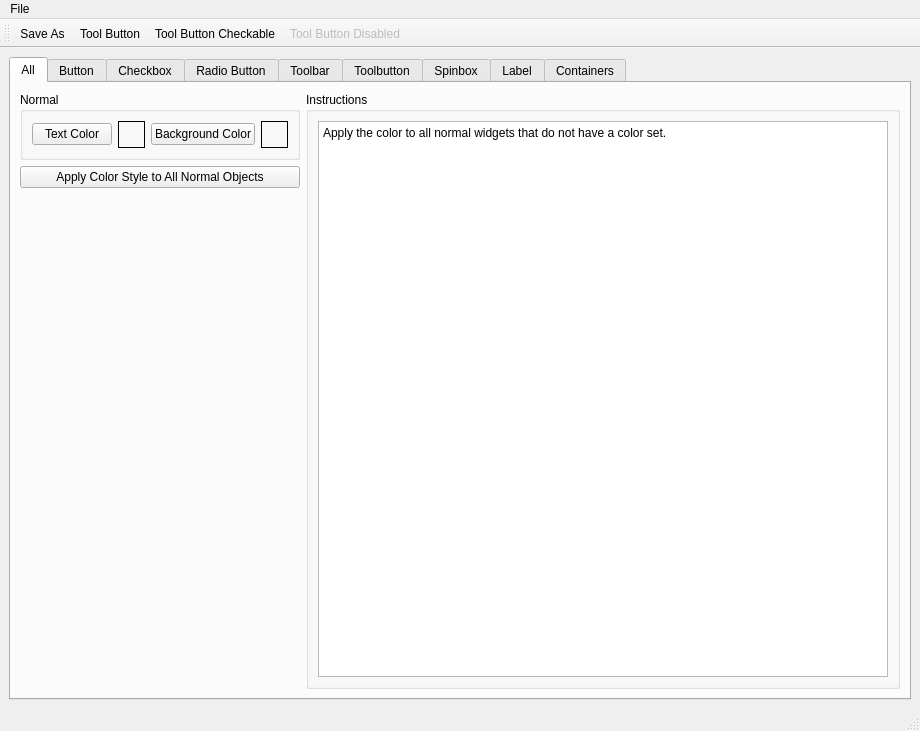
First picture: the form in flexgui/src/flexqss.ui, repository jethornton/flexgui, before the edit.
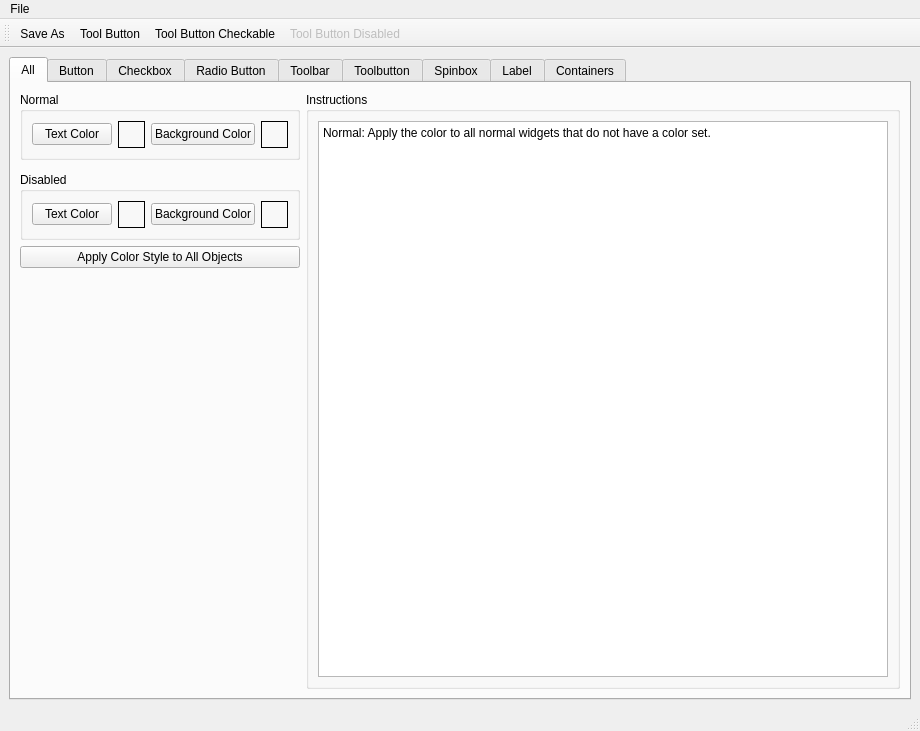
Second picture: the form after the edit. The open tabs and pages were chosen to show the change.

The edit to the form file:
```diff
--- a/flexgui/src/flexqss.ui
+++ b/flexgui/src/flexqss.ui
@@ -28,7 +28,7 @@
         <string>All</string>
        </attribute>
        <layout class="QGridLayout" name="gridLayout_88">
-        <item row="2" column="0">
+        <item row="4" column="0">
          <spacer name="verticalSpacer_4">
           <property name="orientation">
            <enum>Qt::Vertical</enum>
@@ -41,7 +41,7 @@
           </property>
          </spacer>
         </item>
-        <item row="0" column="1" rowspan="3">
+        <item row="0" column="1" rowspan="5">
          <widget class="QGroupBox" name="groupBox">
           <property name="title">
            <string>Instructions</string>
@@ -50,7 +50,107 @@
            <item>
             <widget class="QPlainTextEdit" name="plainTextEdit_8">
              <property name="plainText">
-              <string>Apply the color to all normal widgets that do not have a color set.</string>
+              <string>Normal: Apply the color to all normal widgets that do not have a color set.</string>
+             </property>
+            </widget>
+           </item>
+          </layout>
+         </widget>
+        </item>
+        <item row="2" column="0">
+         <widget class="QGroupBox" name="groupBox_32">
+          <property name="title">
+           <string>Disabled</string>
+          </property>
+          <layout class="QGridLayout" name="gridLayout_90">
+           <item row="0" column="1">
+            <widget class="QLabel" name="all_fg_color_disabled_lb">
+             <property name="minimumSize">
+              <size>
+               <width>27</width>
+               <height>27</height>
+              </size>
+             </property>
+             <property name="maximumSize">
+              <size>
+               <width>27</width>
+               <height>27</height>
+              </size>
+             </property>
+             <property name="frameShape">
+              <enum>QFrame::Box</enum>
+             </property>
+             <property name="text">
+              <string/>
+             </property>
+             <property name="alignment">
+              <set>Qt::AlignCenter</set>
+             </property>
+            </widget>
+           </item>
+           <item row="0" column="3">
+            <widget class="QLabel" name="all_bg_color_disabled_lb">
+             <property name="minimumSize">
+              <size>
+               <width>27</width>
+               <height>27</height>
+              </size>
+             </property>
+             <property name="maximumSize">
+              <size>
+               <width>27</width>
+               <height>27</height>
+              </size>
+             </property>
+             <property name="frameShape">
+              <enum>QFrame::Box</enum>
+             </property>
+             <property name="text">
+              <string/>
+             </property>
+             <property name="alignment">
+              <set>Qt::AlignCenter</set>
+             </property>
+            </widget>
+           </item>
+           <item row="0" column="0">
+            <widget class="QPushButton" name="all_fg_color_disabled">
+             <property name="toolTip">
+              <string/>
+             </property>
+             <property name="text">
+              <string>Text Color</string>
+             </property>
+             <property name="checked">
+              <bool>false</bool>
+             </property>
+             <property name="qss" stdset="0">
+              <string>color</string>
+             </property>
+             <property name="label" stdset="0">
+              <string>all_fg_color_disabled_lb</string>
+             </property>
+             <property name="var" stdset="0">
+              <string>all_fg_color_sel_disabled</string>
+             </property>
+            </widget>
+           </item>
+           <item row="0" column="2">
+            <widget class="QPushButton" name="all_bg_color_disabled">
+             <property name="toolTip">
+              <string/>
+             </property>
+             <property name="text">
+              <string>Background Color</string>
+             </property>
+             <property name="qss" stdset="0">
+              <string>background-color</string>
+             </property>
+             <property name="label" stdset="0">
+              <string>all_bg_color_disabled_lb</string>
+             </property>
+             <property name="var" stdset="0">
+              <string>all_bg_color_sel_disabled</string>
              </property>
             </widget>
            </item>
@@ -157,10 +257,10 @@
           </layout>
          </widget>
         </item>
-        <item row="1" column="0">
+        <item row="3" column="0">
          <widget class="QPushButton" name="all_apply_style">
           <property name="text">
-           <string>Apply Color Style to All Normal Objects</string>
+           <string>Apply Color Style to All Objects</string>
           </property>
          </widget>
         </item>
```
Left out of the diff: 2 changed lines with no effect on the pictures.
